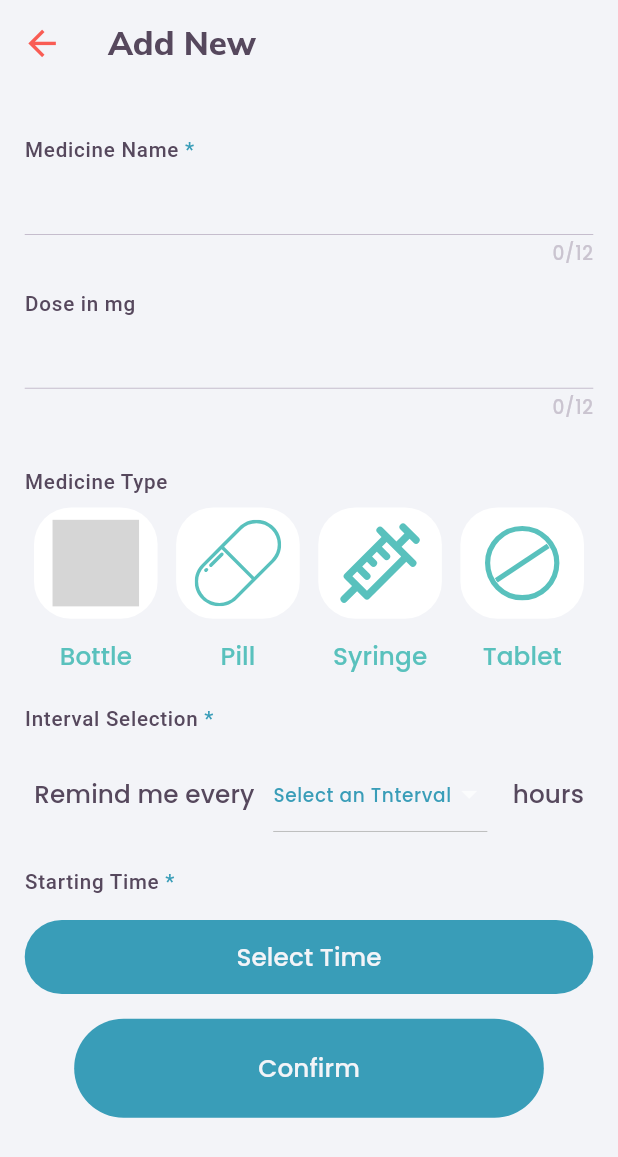
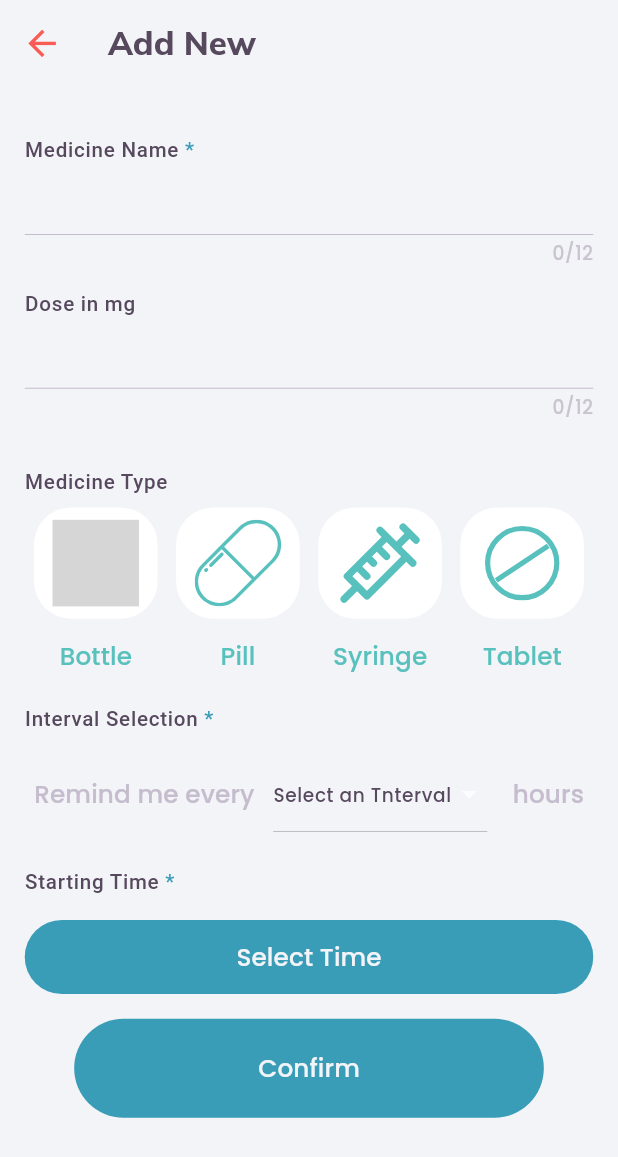
Before and after one commit to BeeCoder-Git/Medi_Minder_App, a Flutter app: the screen it shows after launch, after a tap on the "add" icon, on a phone screen of 412 x 824 dp. Shown: the top 1157 px of the screen. Run offline on Flutter 3.47's test engine with Material 3 defaults, Android fonts, the light colour scheme and no system bars; our stand-ins replace flutter_svg, google_fonts, rxdart, sizer; grey boxes are pictures that could not be loaded.

Commit message:
Project Updated

```diff
--- a/lib/main.dart
+++ b/lib/main.dart
@@ -2,19 +2,36 @@ import 'package:flutter/material.dart';
 import 'package:google_fonts/google_fonts.dart';
 import 'package:medicine_reminder/constants.dart';
 import 'package:medicine_reminder/pages/home_page.dart';
+import 'package:medicine_reminder/pages/new_entry/new_entry_bloc.dart';
+import 'package:provider/provider.dart';
 import 'package:sizer/sizer.dart';
 
 void main() {
   runApp(const MyApp());
 }
 
-class MyApp extends StatelessWidget {
+class MyApp extends StatefulWidget {
   const MyApp({super.key});
 
+  @override
+  State<MyApp> createState() => _MyAppState();
+}
+
+class _MyAppState extends State<MyApp> {
   // This widget is the root of your application.
+  NewEntryBloc? newEntryBloc;
+
+  @override
+  void initState() {
+    newEntryBloc = NewEntryBloc();
+    super.initState();
+  }
+
   @override
   Widget build(BuildContext context) {
-    return Sizer(builder: (context, orientation, deviceType) {
+    return Provider<NewEntryBloc>.value(
+      value: newEntryBloc!,
+      child: Sizer(builder: (context, orientation, deviceType) {
         return MaterialApp(
           debugShowCheckedModeBanner: false,
           title: 'Pill Reminder',
@@ -48,15 +65,34 @@ class MyApp extends StatelessWidget {
                 fontWeight: FontWeight.w800,
                 color: kTextColor,
               ),
+              // headline5
+              headlineSmall: TextStyle(
+                fontSize: 16.sp,
+                fontWeight: FontWeight.w900,
+                color: kTextColor,
+              ),
+              // headline6
+              titleLarge: GoogleFonts.poppins(
+                fontSize: 13.sp,
+                color: kTextColor,
+                fontWeight: FontWeight.w600,
+                letterSpacing: 1.0,
+              ),
+              // subTitle1
+              titleMedium: GoogleFonts.poppins(
+                color: kPrimaryColor,
+                fontSize: 15.sp,
+              ),
               // subTitle2
               titleSmall: GoogleFonts.poppins(
-              color: kTextColor,
+                color: kTextLightColor,
                 fontSize: 12.sp,
               ),
+              // caption
               bodySmall: GoogleFonts.poppins(
                 fontSize: 9.sp,
                 fontWeight: FontWeight.w500,
-              color: kPrimaryColor,
+                color: kTextColor,
               ),
               labelMedium: TextStyle(
                 fontSize: 10.sp,
@@ -96,6 +132,7 @@ class MyApp extends StatelessWidget {
           ),
           home: const HomePage(),
         );
-    });
+      }),
+    );
   }
 }
```
Also changed, not shown: lib/pages/medicine_details/medicine_details.dart (added, +223 -0 lines). Lines whose indentation alone changed are shown as unchanged.
